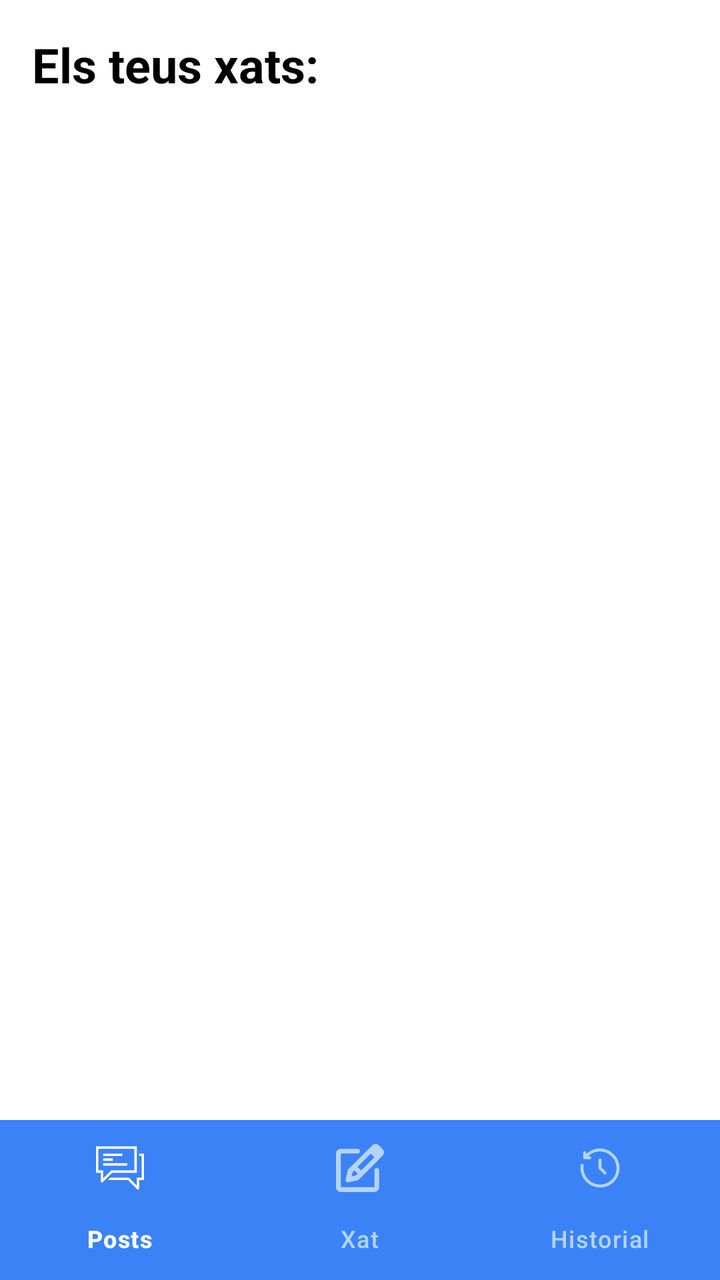
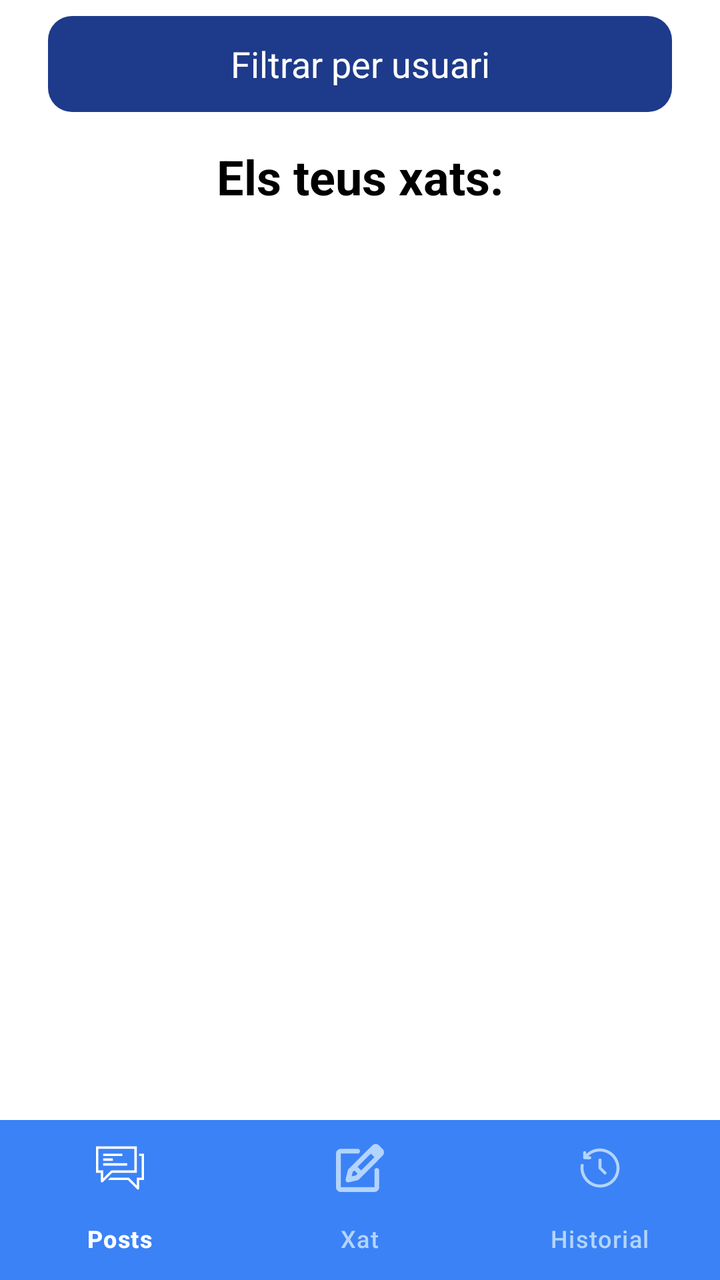

An Android layout rendered at two revisions. The XML below is the earlier revision; the diff shows what the commit changed to produce the second picture.
<!-- AndroidManifest.xml: application theme Theme.SpreadConnect -->
<!-- res/layout/fragment_chats.xml -->
<?xml version="1.0" encoding="utf-8"?>
<layout xmlns:android="http://schemas.android.com/apk/res/android"
    xmlns:tools="http://schemas.android.com/tools"
    xmlns:app="http://schemas.android.com/apk/res-auto"
    tools:context=".ChatsFragment">

    <androidx.constraintlayout.widget.ConstraintLayout
        android:layout_width="match_parent"
        android:layout_height="match_parent"
        android:background="@color/app_background">

        <TextView
            android:id="@+id/tvTitol"
            android:layout_width="match_parent"
            android:layout_height="wrap_content"
            android:text="@string/chats_titol"
            android:textSize="24sp"
            android:textStyle="bold"
            android:textColor="@color/text_chats"
            android:padding="16dp"
            app:layout_constraintTop_toTopOf="parent" />

        <androidx.recyclerview.widget.RecyclerView
            android:id="@+id/rvConverses"
            android:layout_width="match_parent"
            android:layout_height="0dp"
            app:layout_constraintTop_toBottomOf="@id/tvTitol"
            app:layout_constraintBottom_toTopOf="@id/bottomNavigationView" />

        <TextView
            android:id="@+id/tvBuit"
            android:layout_width="wrap_content"
            android:layout_height="wrap_content"
            android:text="@string/no_converses"
            android:textSize="18sp"
            android:textColor="@color/text_chats"
            android:visibility="gone"
            app:layout_constraintTop_toTopOf="parent"
            app:layout_constraintBottom_toBottomOf="parent"
            app:layout_constraintStart_toStartOf="parent"
            app:layout_constraintEnd_toEndOf="parent" />

        <com.google.android.material.bottomnavigation.BottomNavigationView
            android:id="@+id/bottomNavigationView"
            android:layout_width="0dp"
            android:layout_height="wrap_content"
            android:background="@color/bottom_nav_background"
            app:itemIconTint="@drawable/bottom_nav_colors"
            app:itemTextColor="@drawable/bottom_nav_colors"
            app:menu="@menu/bottom_nav_menu"
            app:layout_constraintBottom_toBottomOf="parent"
            app:layout_constraintStart_toStartOf="parent"
            app:layout_constraintEnd_toEndOf="parent"/>

    </androidx.constraintlayout.widget.ConstraintLayout>
</layout>
<!-- resources referenced by this layout -->
<resources>
  <color name="app_background">#FFFFFF</color>
  <color name="bottom_nav_background">#3B82F6</color>
  <color name="text_chats">#000000</color>
  <!-- drawable bottom_nav_colors (drawable) -->
  <?xml version="1.0" encoding="utf-8"?>
  <selector xmlns:android="http://schemas.android.com/apk/res/android">
      <item android:color="@color/bottom_nav_selected_item" android:state_checked="true"/>
      <item android:color="@color/bottom_nav_item" android:state_checked="false"/>
  </selector>
  <string name="chats_titol">Els teus xats: </string>
  <string name="no_converses">No tens converses</string>
  <style name="Theme.SpreadConnect" parent="Base.Theme.SpreadConnect" />
  <color name="bottom_nav_selected_item">#FFFFFF</color>
  <color name="bottom_nav_item">#B3D4FC</color>
  <style name="Base.Theme.SpreadConnect" parent="Theme.Material3.DayNight.NoActionBar">
          <item name="colorPrimary">@color/blue</item>
          <item name="colorOnPrimary">@color/white</item>
          <item name="android:windowBackground">@color/app_background</item>
          <item name="android:textColorPrimary">@color/text_primary</item>
      </style>
  <color name="blue">#3B82F6</color>
  <color name="white">#FFFFFFFF</color>
  <color name="text_primary">#000000</color>
</resources>

<!-- the commit's change to res/layout/fragment_chats.xml (unified diff, before → after) -->
@@ -18,12 +18,35 @@
             android:textStyle="bold"
             android:textColor="@color/text_chats"
             android:padding="16dp"
-            app:layout_constraintTop_toTopOf="parent" />
+            android:gravity="center"
+            app:layout_constraintTop_toBottomOf="@id/etFiltreUsuari"
+            app:layout_constraintStart_toStartOf="parent"
+            app:layout_constraintEnd_toEndOf="parent" />
+
+        <EditText
+            android:id="@+id/etFiltreUsuari"
+            android:layout_width="0dp"
+            android:layout_height="48dp"
+            android:layout_marginStart="24dp"
+            android:layout_marginTop="8dp"
+            android:layout_marginEnd="24dp"
+            android:hint="@string/filtrar_usuari"
+            android:background="@drawable/bg_filter"
+            android:paddingStart="16dp"
+            android:paddingEnd="16dp"
+            android:textColor="@color/white"
+            android:textColorHint="@color/white"
+            android:inputType="text"
+            android:gravity="center"
+            app:layout_constraintTop_toTopOf="parent"
+            app:layout_constraintStart_toStartOf="parent"
+            app:layout_constraintEnd_toEndOf="parent" />
 
         <androidx.recyclerview.widget.RecyclerView
             android:id="@+id/rvConverses"
             android:layout_width="match_parent"
             android:layout_height="0dp"
+            android:layout_marginTop="8dp"
             app:layout_constraintTop_toBottomOf="@id/tvTitol"
             app:layout_constraintBottom_toTopOf="@id/bottomNavigationView" />
 
<!-- resource entries referenced after the edit -->
@@ -10,8 +10,10 @@
       <item android:color="@color/bottom_nav_item" android:state_checked="false"/>
   </selector>
   <string name="chats_titol">Els teus xats: </string>
+  <string name="filtrar_usuari">Filtrar per usuari</string>
   <string name="no_converses">No tens converses</string>
   <style name="Theme.SpreadConnect" parent="Base.Theme.SpreadConnect" />
+  <color name="input_field_background">#1E3A8A</color>
   <color name="bottom_nav_selected_item">#FFFFFF</color>
   <color name="bottom_nav_item">#B3D4FC</color>
   <style name="Base.Theme.SpreadConnect" parent="Theme.Material3.DayNight.NoActionBar">
@@ -22,6 +24,13 @@
       </style>
   <color name="blue">#3B82F6</color>
   <color name="white">#FFFFFFFF</color>
+  <!-- drawable bg_filter (drawable) -->
+  <?xml version="1.0" encoding="utf-8"?>
+  <shape xmlns:android="http://schemas.android.com/apk/res/android"
+      android:shape="rectangle">
+      <solid android:color="@color/input_field_background" />
+      <corners android:radius="12dp" />
+  </shape>
   <color name="text_primary">#000000</color>
 </resources>
 
